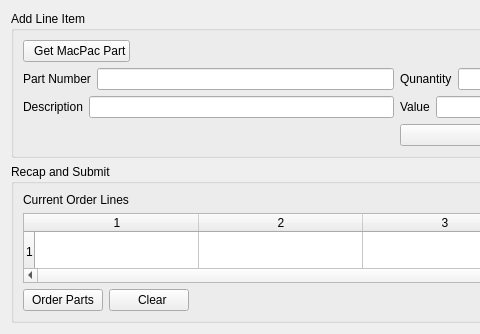
First picture: the form in View/addlineitem.ui, repository topherMcDonald/SPO, before the edit; both pictures show x 0 to 480 and y 0 to 334 of the 793 by 334 pixel window.
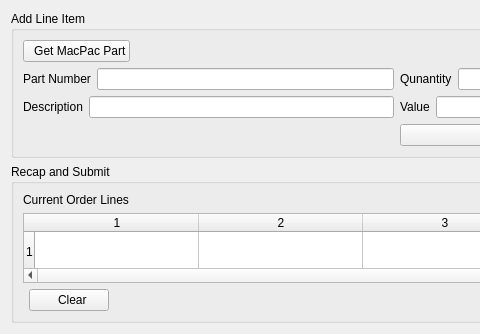
Second picture: the form after the edit. Icons and pictures are not drawn.

```diff
--- a/View/addlineitem.ui
+++ b/View/addlineitem.ui
@@ -136,17 +136,6 @@
         </item>
        </layout>
       </item>
-      <item row="4" column="0">
-       <widget class="QPushButton" name="btnRecapAndSubmit_OrderParts">
-        <property name="text">
-         <string>Order Parts</string>
-        </property>
-        <property name="icon">
-         <iconset resource="../sporesource.qrc">
-          <normaloff>:/root/qtAppIcons/cart.png</normaloff>:/root/qtAppIcons/cart.png</iconset>
-        </property>
-       </widget>
-      </item>
       <item row="4" column="1">
        <widget class="QPushButton" name="btnRecapAndSubmit_Clear">
         <property name="sizePolicy">
```
Left out of the diff: 27 changed lines with no effect on the pictures.
